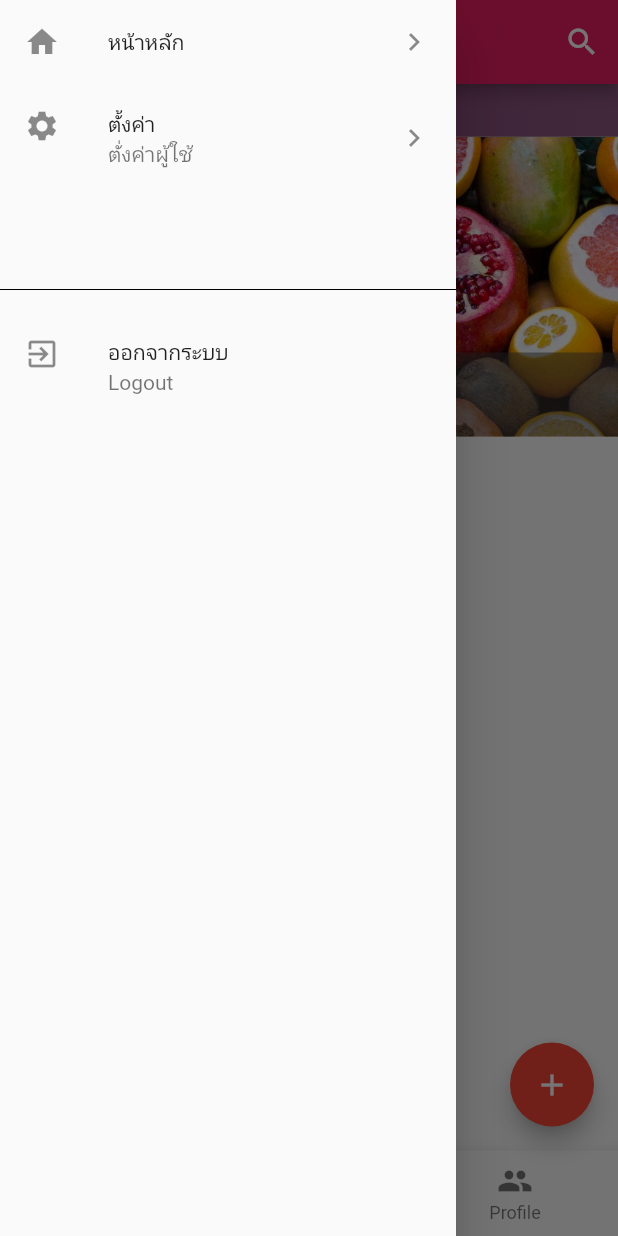
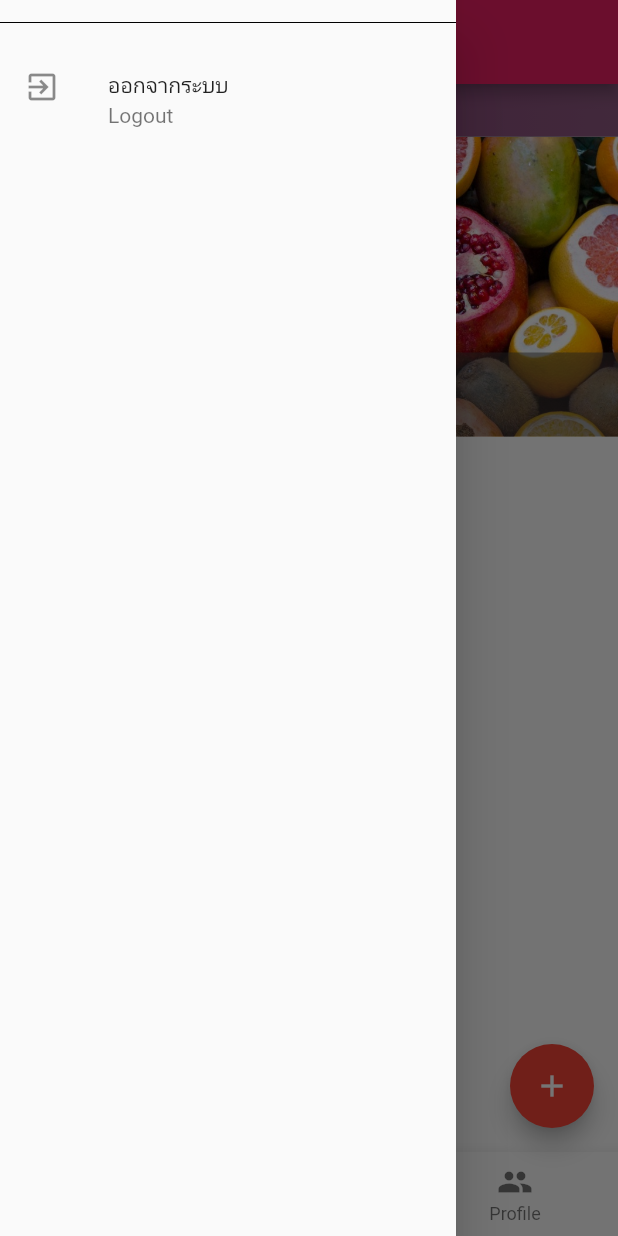
Before and after one commit to PoomNet/health_care, a Flutter app: the MainPage screen opened directly with empty values, with the side drawer open, on a phone screen of 412 x 824 dp. Run offline on Flutter 3.47's test engine with Material 2 defaults, Android fonts, the phone set to English and light mode, and no system bars; drawn by our look-alikes of carousel_pro; our stand-ins replace cloud_firestore, firebase_auth, firebase_database, firebase_storage, font_awesome_flutter, google_maps_flutter and 5 more; missing offline and left inert: flutter_facebook_login, flutter_google_places, google_maps_webservice; accounts and stored records are empty.

Commit message:
Update word

```diff
--- a/lib/screens/addimagepro.dart
+++ b/lib/screens/addimagepro.dart
@@ -72,12 +72,13 @@ class AddimageState extends State<Addimagepro> {
   Widget build(BuildContext context) {
     return Scaffold(
       appBar: AppBar(
-        title: Text("flutter"),
+        title: Text("Add image"),
       ),
       body: Center(
         child: image == null ? Text("select image") : uploadArea(context),
       ),
       floatingActionButton: FloatingActionButton(
+        backgroundColor: Colors.pink,
         onPressed: _getImage,
         tooltip: 'Increment',
         child: Icon(Icons.image),
--- a/lib/screens/home_screen.dart
+++ b/lib/screens/home_screen.dart
@@ -152,9 +152,9 @@ class _MainPageState extends State<MainPage> {
       },
       items: [
         BottomNavigationBarItem(
-            icon: Icon(Icons.home), title: Text('หน้าจอหลัก')),
+            icon: Icon(Icons.home), title: Text('home')),
         BottomNavigationBarItem(
-            icon: Icon(Icons.map), title: Text('ตำแหน่งของคุณ')),
+            icon: Icon(Icons.map), title: Text('Location')),
         BottomNavigationBarItem(
             icon: Icon(Icons.people), title: Text('Profile'))
       ],
@@ -163,9 +163,6 @@ class _MainPageState extends State<MainPage> {
     Widget appBar = AppBar(
       title: Text('HealthCare', style: myStyle),
       centerTitle: true,
-      actions: <Widget>[
-        new IconButton(icon: new Icon(Icons.search), onPressed: () {}),
-      ],
     );
 
     Widget floatingAction = FloatingActionButton(
@@ -186,25 +183,17 @@ class _MainPageState extends State<MainPage> {
       padding: EdgeInsets.zero,
       children: <Widget>[
         name(),
-        ListTile(
-          leading: Icon(Icons.home),
-          title: Text('หน้าหลัก'),
-          trailing: Icon(Icons.keyboard_arrow_right),
-          onTap: () {
-            Navigator.push(
-                context, MaterialPageRoute(builder: (context) => PostPage()));
-          },
-        ),
-        ListTile(
-          leading: Icon(Icons.settings),
-          title: Text('ตั้งค่า'),
-          subtitle: Text('ตั่งค่าผู้ใช้'),
-          trailing: Icon(Icons.keyboard_arrow_right),
-          onTap: () {},
-        ),
-        SizedBox(
-          height: 50,
-        ),
+        // ListTile(
+        //   leading: Icon(Icons.home),
+        //   title: Text('หน้าหลัก'),
+        //   trailing: Icon(Icons.keyboard_arrow_right),
+        //   onTap: () {
+        //     Navigator.push(
+        //         context, MaterialPageRoute(builder: (context) => PostPage()));
+        //   },
+        // ),
+
+
         Divider(
           height: 30,
           color: Colors.black,
--- a/lib/screens/post_screens.dart
+++ b/lib/screens/post_screens.dart
@@ -404,8 +404,10 @@ class _PostPageState extends State<PostPage> {
   @override
   Widget build(BuildContext context) {
     return Scaffold(
-        body: ListView(children: <Widget>[
-      Column(
+      resizeToAvoidBottomPadding: false,
+        body: Container(
+      height: 550,
+      child: Column(
         children: <Widget>[
           _buildfilterBut(),
           _buildRadio(),
@@ -425,13 +427,15 @@ class _PostPageState extends State<PostPage> {
                 );
               } else {
                 return Container(
-                  height: 600,
+                  height: 280,
                   child: ListView.builder(
                     scrollDirection: Axis.vertical,
                     shrinkWrap: true,
                     itemCount: snapshot.data.documents.length,
-                    itemBuilder: (context, index) =>
-                        _buildPost(context, snapshot.data.documents[snapshot.data.documents.length-index-1]),
+                    itemBuilder: (context, index) => _buildPost(
+                        context,
+                        snapshot.data.documents[
+                            snapshot.data.documents.length - index - 1]),
                   ),
                 );
               }
@@ -439,7 +443,7 @@ class _PostPageState extends State<PostPage> {
           ),
         ],
       ),
-    ]));
+    ));
   }
 }
 
--- a/lib/screens/profile_screen.dart
+++ b/lib/screens/profile_screen.dart
@@ -24,6 +24,7 @@ class _ProfilePageState extends State<ProfilePage> {
             image: new AssetImage("assets/pic/bg.jpg"),
             fit: BoxFit.cover,
           ),
+
         ),
          child: Center(
 
--- a/lib/screens/show_user_post.dart
+++ b/lib/screens/show_user_post.dart
@@ -28,6 +28,8 @@ class _PostPageState extends State<UserPostPage> {
       var check_user = 0;
       var check_post = 0;
       return Card(
+ shape:
+              RoundedRectangleBorder(borderRadius: BorderRadius.circular(20.0)),
 
                               color: Colors.pink[50],
         margin: const EdgeInsets.all(10),
@@ -97,7 +99,7 @@ class _PostPageState extends State<UserPostPage> {
   Widget build(BuildContext context) {
     return Scaffold(
       appBar: AppBar(
-          title: Text("fluteeter"),),
+          title: Text("Your Post"),),
         body: Column(
       children: <Widget>[
         StreamBuilder(
```
Also changed, not shown: lib/screens/likepost.dart (+5 -2 lines).
